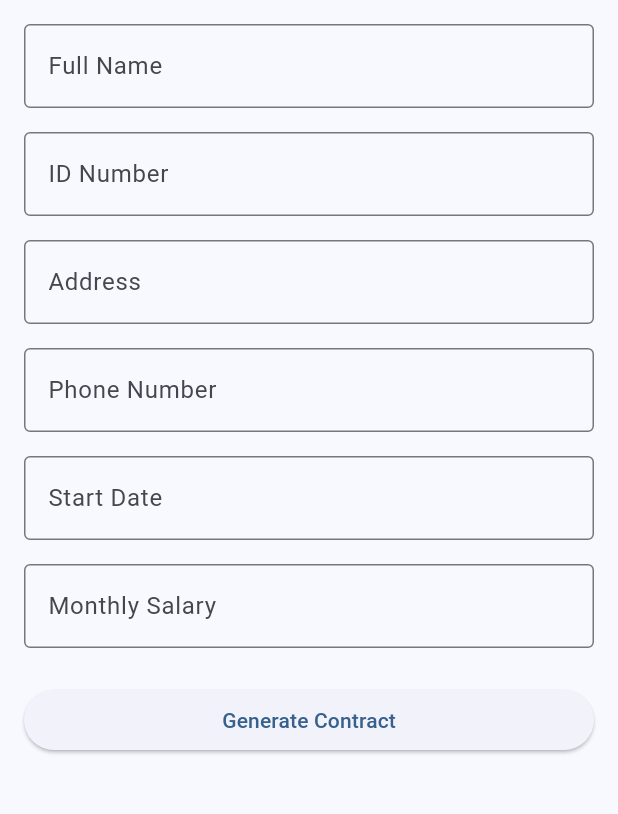
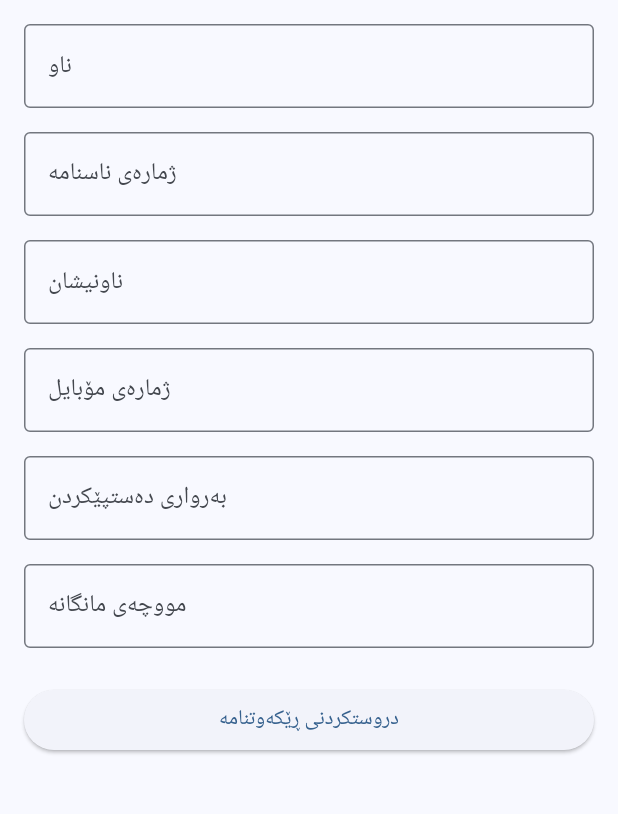
Before and after one commit to ZheerBarzan/kingforce_contract, a Flutter app: the screen it shows after launch, on a phone screen of 412 x 824 dp, the part 84-898 px from its top. Run offline on Flutter 3.47's test engine with Material 3 defaults, Android fonts, the phone set to English and light mode, and no system bars; our stand-ins replace google_fonts, open_file, pdf, permission_handler.

```diff
--- a/lib/main.dart
+++ b/lib/main.dart
@@ -158,13 +158,15 @@ class _SecurityGuardFormState extends State<SecurityGuardForm> {
           pageFormat: PdfPageFormat.a4,
           margin: const pw.EdgeInsets.all(32),
           build: (pw.Context context) {
-            return pw.Column(
+            return pw.Directionality(
+              textDirection: pw.TextDirection.rtl,
+              child: pw.Column(
                 crossAxisAlignment: pw.CrossAxisAlignment.start,
                 children: [
                   // Contract header
                   pw.Header(
                     level: 0,
-                  child: pw.Text('Security Guard Contract',
+                    child: pw.Text('ڕێکەوتنامەی پارێزەر',
                         style: pw.TextStyle(
                           fontSize: 24,
                           fontWeight: pw.FontWeight.bold,
@@ -173,42 +175,43 @@ class _SecurityGuardFormState extends State<SecurityGuardForm> {
                   ),
                   // Guard's personal information
                   pw.SizedBox(height: 20),
-                pw.Text('This contract is made between KingForce Security and:',
+                  pw.Text('ئەم ڕێکەوتنامەیە لە نێوان کۆمپانیای پاراستنی کینگفۆرس و:',
                       style: pw.TextStyle(font: pw.Font.ttf(ttf))),
                   pw.SizedBox(height: 10),
-                pw.Text('Name: ${_nameController.text}',
+                  pw.Text('ناو: ${_nameController.text}',
                       style: pw.TextStyle(font: pw.Font.ttf(ttf))),
-                pw.Text('ID Number: ${_idNumberController.text}',
+                  pw.Text('ژمارەی ناسنامە: ${_idNumberController.text}',
                       style: pw.TextStyle(font: pw.Font.ttf(ttf))),
-                pw.Text('Address: ${_addressController.text}',
+                  pw.Text('ناونیشان: ${_addressController.text}',
                       style: pw.TextStyle(font: pw.Font.ttf(ttf))),
-                pw.Text('Phone: ${_phoneController.text}',
+                  pw.Text('ژمارەی مۆبایل: ${_phoneController.text}',
                       style: pw.TextStyle(font: pw.Font.ttf(ttf))),
                   // Contract details
                   pw.SizedBox(height: 20),
-                pw.Text('Contract Details:',
+                  pw.Text('وردەکارییەکانی ڕێکەوتنامە:',
                       style: pw.TextStyle(font: pw.Font.ttf(ttf))),
-                pw.Text('Start Date: ${_startDateController.text}',
+                  pw.Text('بەرواری دەستپێکردن: ${_startDateController.text}',
                       style: pw.TextStyle(font: pw.Font.ttf(ttf))),
-                pw.Text('Monthly Salary: \$${_salaryController.text}',
+                  pw.Text('مووچەی مانگانە: \$${_salaryController.text}',
                       style: pw.TextStyle(font: pw.Font.ttf(ttf))),
                   // Terms and conditions
                   pw.SizedBox(height: 20),
-                pw.Text('Terms and Conditions:',
+                  pw.Text('مەرج و ڕێساکان:',
                       style: pw.TextStyle(font: pw.Font.ttf(ttf))),
-                pw.Text('1. The security guard agrees to maintain confidentiality.',
+                  pw.Text('١. پارێزەرەکە پابەندە بە پاراستنی نهێنی.',
                       style: pw.TextStyle(font: pw.Font.ttf(ttf))),
-                pw.Text('2. The security guard will work assigned shifts.',
+                  pw.Text('٢. پارێزەرەکە لە کاتە دیاریکراوەکانی کاردا کار دەکات.',
                       style: pw.TextStyle(font: pw.Font.ttf(ttf))),
-                pw.Text('3. The security guard will follow company policies.',
+                  pw.Text('٣. پارێزەرەکە پابەندە بە یاسا و ڕێساکانی کۆمپانیا.',
                       style: pw.TextStyle(font: pw.Font.ttf(ttf))),
                   // Signature section
                   pw.SizedBox(height: 20),
-                pw.Text('Signature: ___________________',
+                  pw.Text('واژۆ: ___________________',
                       style: pw.TextStyle(font: pw.Font.ttf(ttf))),
-                pw.Text('Date: ${DateFormat('yyyy-MM-dd').format(DateTime.now())}',
+                  pw.Text('بەروار: ${DateFormat('yyyy-MM-dd').format(DateTime.now())}',
                       style: pw.TextStyle(font: pw.Font.ttf(ttf))),
                 ],
+              ),
             );
           },
         ),
@@ -290,12 +293,12 @@ class _SecurityGuardFormState extends State<SecurityGuardForm> {
               TextFormField(
                 controller: _nameController,
                 decoration: const InputDecoration(
-                  labelText: 'Full Name',
+                  labelText: 'ناو',
                   border: OutlineInputBorder(),
                 ),
                 validator: (value) {
                   if (value == null || value.isEmpty) {
-                    return 'Please enter the name';
+                    return 'تکایە ناو بنووسە';
                   }
                   return null;
                 },
@@ -305,12 +308,12 @@ class _SecurityGuardFormState extends State<SecurityGuardForm> {
               TextFormField(
                 controller: _idNumberController,
                 decoration: const InputDecoration(
-                  labelText: 'ID Number',
+                  labelText: 'ژمارەی ناسنامە',
                   border: OutlineInputBorder(),
                 ),
                 validator: (value) {
                   if (value == null || value.isEmpty) {
-                    return 'Please enter the ID number';
+                    return 'تکایە ژمارەی ناسنامە بنووسە';
                   }
                   return null;
                 },
@@ -320,12 +323,12 @@ class _SecurityGuardFormState extends State<SecurityGuardForm> {
               TextFormField(
                 controller: _addressController,
                 decoration: const InputDecoration(
-                  labelText: 'Address',
+                  labelText: 'ناونیشان',
                   border: OutlineInputBorder(),
                 ),
                 validator: (value) {
                   if (value == null || value.isEmpty) {
-                    return 'Please enter the address';
+                    return 'تکایە ناونیشان بنووسە';
                   }
                   return null;
                 },
@@ -335,12 +338,12 @@ class _SecurityGuardFormState extends State<SecurityGuardForm> {
               TextFormField(
                 controller: _phoneController,
                 decoration: const InputDecoration(
-                  labelText: 'Phone Number',
+                  labelText: 'ژمارەی مۆبایل',
                   border: OutlineInputBorder(),
                 ),
                 validator: (value) {
                   if (value == null || value.isEmpty) {
-                    return 'Please enter the phone number';
+                    return 'تکایە ژمارەی مۆبایل بنووسە';
                   }
                   return null;
                 },
@@ -350,14 +353,14 @@ class _SecurityGuardFormState extends State<SecurityGuardForm> {
               TextFormField(
                 controller: _startDateController,
                 decoration: const InputDecoration(
-                  labelText: 'Start Date',
+                  labelText: 'بەرواری دەستپێکردن',
                   border: OutlineInputBorder(),
                 ),
                 onTap: () => _selectDate(context),
                 readOnly: true,
                 validator: (value) {
                   if (value == null || value.isEmpty) {
-                    return 'Please select the start date';
+                    return 'تکایە بەرواری دەستپێکردن هەڵبژێرە';
                   }
                   return null;
                 },
@@ -367,13 +370,13 @@ class _SecurityGuardFormState extends State<SecurityGuardForm> {
               TextFormField(
                 controller: _salaryController,
                 decoration: const InputDecoration(
-                  labelText: 'Monthly Salary',
+                  labelText: 'مووچەی مانگانە',
                   border: OutlineInputBorder(),
                 ),
                 keyboardType: TextInputType.number,
                 validator: (value) {
                   if (value == null || value.isEmpty) {
-                    return 'Please enter the salary';
+                    return 'تکایە مووچە بنووسە';
                   }
                   return null;
                 },
@@ -386,7 +389,7 @@ class _SecurityGuardFormState extends State<SecurityGuardForm> {
                     _generatePDF();
                   }
                 },
-                child: const Text('Generate Contract'),
+                child: const Text('دروستکردنی ڕێکەوتنامە'),
               ),
             ],
           ),
```
Also changed, not shown: assets/fonts/NotoNaskhArabic-Bold.ttf (added), assets/fonts/NotoNaskhArabic-Regular.ttf (added). Lines whose indentation alone changed are shown as unchanged.
